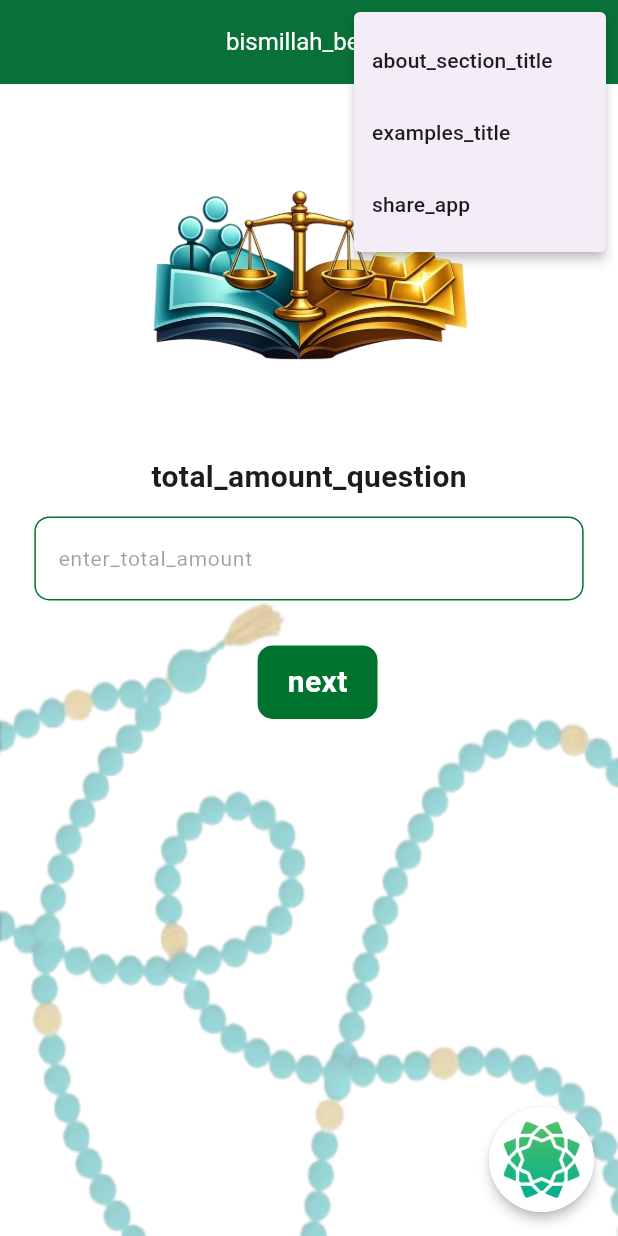
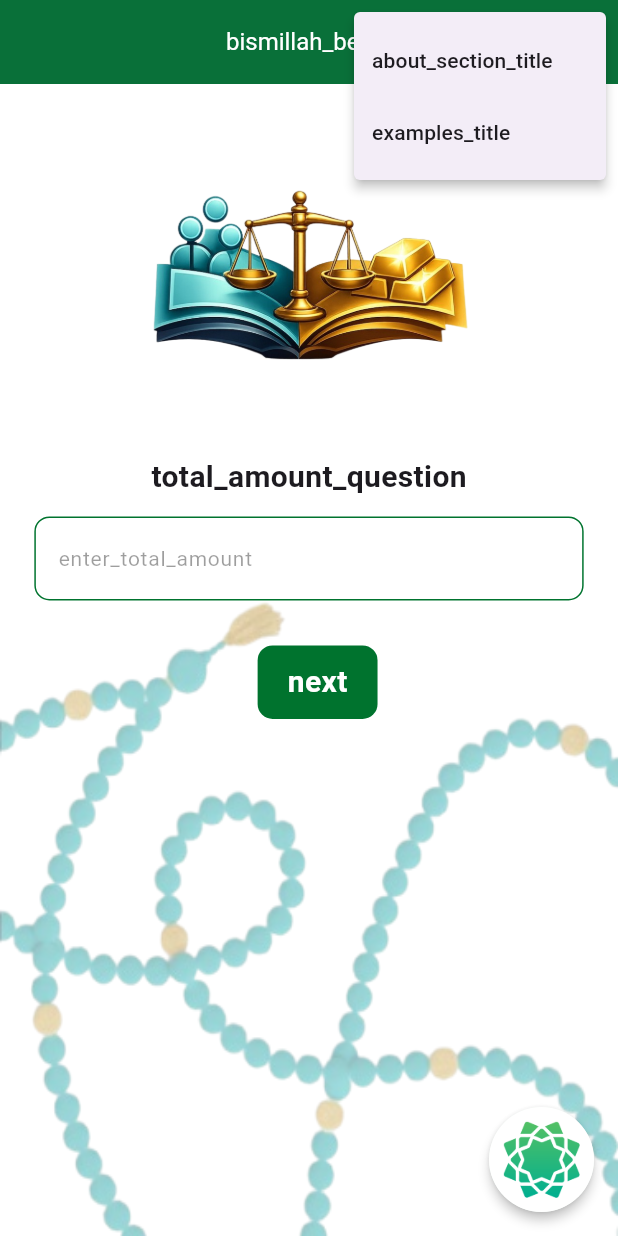
Before and after one commit to EslamKamel89/inheritance, a Flutter app: the screen it shows after launch, after a tap on the "more vert" icon, on a phone screen of 412 x 824 dp. Run offline on Flutter 3.47's test engine with Material 3 defaults, Android fonts, the phone set to English and light mode, and no system bars; drawn by our look-alikes of flutter_animate; our stand-ins replace cached_network_image, connectivity_plus, dio, easy_localization, flutter_bloc, flutter_html and 6 more; network calls fail.

Commit message:
chore(ui): update app launcher icons and store assets, remove share option from main scaffold menu

```diff
--- a/lib/core/widgets/main_scaffold.dart
+++ b/lib/core/widgets/main_scaffold.dart
@@ -47,7 +47,7 @@ class MainScaffold extends StatelessWidget {
                   (context) => [
                     PopupMenuItem(value: "about", child: Text("about_section_title".t())),
                     PopupMenuItem(value: "examples", child: Text("examples_title".t())),
-                    PopupMenuItem(value: "share", child: Text("share_app".t())),
+                    // PopupMenuItem(value: "share", child: Text("share_app".t())),
                   ],
               onSelected: (value) {
                 if (value == "about") {
```
Also changed, not shown: assets/images/appstore.png, assets/images/playstore.png, 42 other files.
